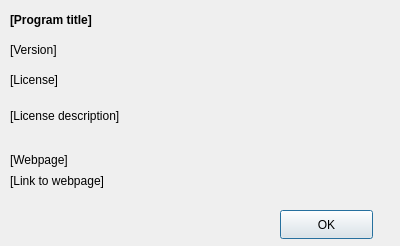
Qt form AoE2_Calculator-master/aboutwindow.ui (ProjectsKoryHasWorkedOn/2023-2024_AoE_II_Board_Game_Combat_Results_Calculator_Reworked) before a commit.
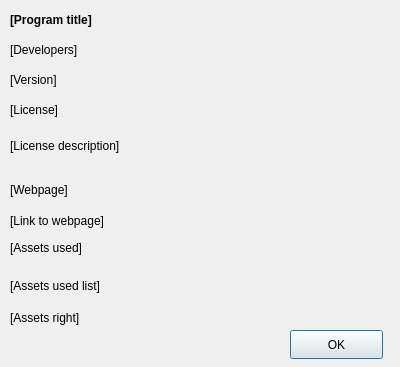
The same form after that commit.

Commit message: work on grabbing the right animation file

Diff of the .ui file:
```diff
--- a/AoE2_Calculator-master/aboutwindow.ui
+++ b/AoE2_Calculator-master/aboutwindow.ui
@@ -7,7 +7,7 @@
     <x>0</x>
     <y>0</y>
     <width>400</width>
-    <height>246</height>
+    <height>367</height>
    </rect>
   </property>
   <property name="windowTitle">
@@ -35,7 +35,7 @@
    <property name="geometry">
     <rect>
      <x>10</x>
-     <y>40</y>
+     <y>70</y>
      <width>91</width>
      <height>20</height>
     </rect>
@@ -48,7 +48,7 @@
    <property name="geometry">
     <rect>
      <x>10</x>
-     <y>70</y>
+     <y>100</y>
      <width>131</width>
      <height>20</height>
     </rect>
@@ -61,7 +61,7 @@
    <property name="geometry">
     <rect>
      <x>10</x>
-     <y>150</y>
+     <y>180</y>
      <width>91</width>
      <height>20</height>
     </rect>
@@ -74,7 +74,7 @@
    <property name="geometry">
     <rect>
      <x>10</x>
-     <y>160</y>
+     <y>200</y>
      <width>381</width>
      <height>41</height>
     </rect>
@@ -89,8 +89,8 @@
   <widget class="QPushButton" name="okayButton">
    <property name="geometry">
     <rect>
-     <x>280</x>
-     <y>210</y>
+     <x>290</x>
+     <y>330</y>
      <width>93</width>
      <height>29</height>
     </rect>
@@ -103,7 +103,7 @@
    <property name="geometry">
     <rect>
      <x>10</x>
-     <y>90</y>
+     <y>120</y>
      <width>371</width>
      <height>51</height>
     </rect>
@@ -115,6 +115,61 @@
     <bool>true</bool>
    </property>
   </widget>
+  <widget class="QLabel" name="developers_label">
+   <property name="geometry">
+    <rect>
+     <x>10</x>
+     <y>40</y>
+     <width>371</width>
+     <height>20</height>
+    </rect>
+   </property>
+   <property name="text">
+    <string>[Developers]</string>
+   </property>
+  </widget>
+  <widget class="QLabel" name="assets_used_label">
+   <property name="geometry">
+    <rect>
+     <x>10</x>
+     <y>240</y>
+     <width>371</width>
+     <height>16</height>
+    </rect>
+   </property>
+   <property name="text">
+    <string>[Assets used]</string>
+   </property>
+  </widget>
+  <widget class="QLabel" name="assets_used_list_label">
+   <property name="geometry">
+    <rect>
+     <x>10</x>
+     <y>260</y>
+     <width>381</width>
+     <height>51</height>
+    </rect>
+   </property>
+   <property name="text">
+    <string>[Assets used list]</string>
+   </property>
+   <property name="wordWrap">
+    <bool>true</bool>
+   </property>
+  </widget>
+  <widget class="QLabel" name="asset_rights_label">
+   <property name="geometry">
+    <rect>
+     <x>10</x>
+     <y>310</y>
+     <width>371</width>
+     <height>16</height>
+    </rect>
+   </property>
+   <property name="text">
+    <string>[Assets right]</string>
+   </property>
+  </widget>
  </widget>
  <resources/>
  <connections/>
```
The commit also changes 284 other files.
